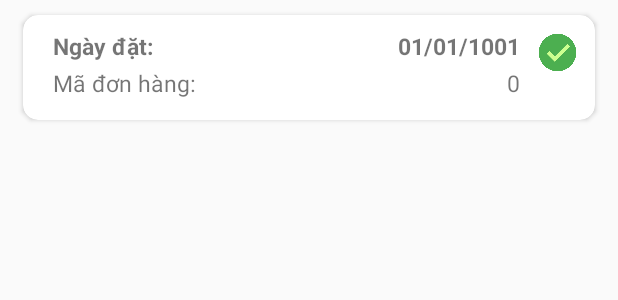
After one commit to tumoqun/CafeShop, an Android app: the layout layout_recyclerview_lichsudathang.xml on its own in the app's theme, with its tools: preview values and no code run, on a phone screen of 412 x 824 dp. The commit adds this screen. Shown: the top 300 px of the screen. Run offline under Robolectric (Android 15) with nearby library versions, the phone set to English and light mode, and no system bars.

Commit message:
đang add Lịch sử đặt hàng

```diff
--- /dev/null
+++ b/CafeShop/app/src/main/res/layout/layout_recyclerview_lichsudathang.xml
@@ -0,0 +1,110 @@
+<?xml version="1.0" encoding="utf-8"?>
+
+<android.support.v7.widget.CardView xmlns:android="http://schemas.android.com/apk/res/android"
+    android:layout_width="match_parent"
+    android:layout_height="wrap_content"
+    xmlns:app="http://schemas.android.com/apk/res-auto"
+    xmlns:tools="http://schemas.android.com/tools"
+    android:layout_marginLeft="15dp"
+    android:layout_marginRight="15dp"
+    android:layout_marginTop="10dp"
+    app:layout_goneMarginBottom="10dp"
+    app:cardCornerRadius="10dp"
+
+    android:id="@+id/item_recyclerTinTuc"
+    >
+
+
+        <!--<ImageView-->
+            <!--android:id="@+id/imgTinTuc"-->
+            <!--android:layout_width="match_parent"-->
+            <!--android:layout_height="180dp"-->
+            <!--tools:srcCompat="@tools:sample/backgrounds/scenic[13]"-->
+            <!--android:scaleType="centerCrop" />-->
+
+        <LinearLayout
+            android:layout_width="match_parent"
+            android:layout_height="50dp"
+            android:orientation="vertical"
+            android:layout_marginLeft="20dp"
+            android:layout_marginRight="10dp"
+            android:layout_marginBottom="10dp"
+            android:layout_marginTop="10dp">
+            <LinearLayout
+                android:layout_width="match_parent"
+                android:layout_height="0dp"
+                android:orientation="horizontal"
+                android:layout_weight="1"
+                >
+                <LinearLayout
+                    android:layout_width="0dp"
+                    android:layout_height="match_parent"
+                    android:orientation="vertical"
+                    android:layout_weight="1"
+                    android:paddingRight="10dp">
+                    <LinearLayout
+                        android:layout_width="match_parent"
+                        android:layout_height="0dp"
+                        android:orientation="horizontal"
+                        android:layout_weight="1"
+                        >
+                        <TextView
+                            android:layout_width="match_parent"
+                            android:layout_height="wrap_content"
+                            android:text="Ngày đặt: "
+                            android:textSize="15sp"
+                            android:textStyle="bold"
+                            android:layout_weight="1"
+
+                            />
+                        <TextView
+                            android:id="@+id/txtNgayDatHangLS"
+                            android:layout_width="wrap_content"
+                            android:layout_height="wrap_content"
+                            android:text="01/01/1001"
+                            android:textSize="15sp"
+                            android:textStyle="bold"
+                            android:layout_gravity="left"
+
+                            />
+                    </LinearLayout>
+
+                    <LinearLayout
+                        android:layout_width="match_parent"
+                        android:layout_height="0dp"
+                        android:orientation="horizontal"
+                        android:layout_weight="1"
+                        >
+                        <TextView
+                            android:layout_width="match_parent"
+                            android:layout_height="wrap_content"
+                            android:text="Mã đơn hàng: "
+                            android:textSize="15sp"
+                            android:layout_weight="1"
+
+                            />
+                        <TextView
+                            android:id="@+id/txtMaDonHangLS"
+                            android:layout_width="wrap_content"
+                            android:layout_height="wrap_content"
+                            android:text="0"
+                            android:textSize="15sp"
+                            android:layout_gravity="left"
+
+                            />
+                    </LinearLayout>
+                </LinearLayout>
+                <android.support.v7.widget.AppCompatImageView
+                    android:layout_width="30dp"
+                    android:layout_height="30dp"
+                    android:src="@drawable/ok"
+                    android:layout_gravity="end|top"
+                    />
+            </LinearLayout>
+
+        </LinearLayout>
+
+
+
+
+</android.support.v7.widget.CardView>
```
Also changed, not shown: CafeShop/app/src/main/java/com/example/cafeshop/Controller/Interface/LichSuDatHangInterface.java (added, +7 -0 lines), CafeShop/app/src/main/java/com/example/cafeshop/View/Fragments/FragmentLSDonHang.java (added, +42 -0 lines), CafeShop/app/src/main/java/com/example/cafeshop/View/TinTuc.java (+7 -2 lines), CafeShop/app/src/main/res/drawable/change_textcolor_whitetoblack.xml (added, +11 -0 lines), CafeShop/app/src/main/res/layout/layout_fragment_lichsudathang.xml (added, +43 -0 lines), CafeShop/app/src/main/res/layout/lichsudathang.xml (added, +57 -0 lines), CafeShop/app/src/main/res/menu/drawermenu.xml (+5 -2 lines).
